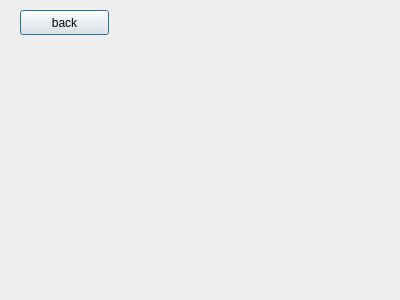
Old version of the form src/windows/uis/ResultsDialog.ui in the repository ZulusK/orchestrix.
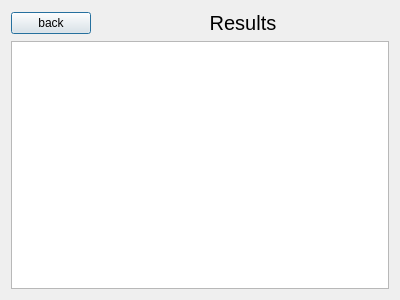
New version of the form.

The edit to the form file:
```diff
--- a/src/windows/uis/ResultsDialog.ui
+++ b/src/windows/uis/ResultsDialog.ui
@@ -13,19 +13,43 @@
   <property name="windowTitle">
    <string>Dialog</string>
   </property>
+  <layout class="QVBoxLayout" name="verticalLayout">
+   <item>
+    <layout class="QGridLayout" name="gridLayout">
+     <item row="0" column="0">
   <widget class="QPushButton" name="backBtn">
-   <property name="geometry">
-    <rect>
-     <x>20</x>
-     <y>10</y>
-     <width>89</width>
-     <height>25</height>
-    </rect>
+       <property name="sizePolicy">
+        <sizepolicy hsizetype="Fixed" vsizetype="Fixed">
+         <horstretch>0</horstretch>
+         <verstretch>0</verstretch>
+        </sizepolicy>
    </property>
    <property name="text">
     <string>back</string>
    </property>
   </widget>
+     </item>
+     <item row="0" column="1">
+      <widget class="QLabel" name="label">
+       <property name="font">
+        <font>
+         <pointsize>15</pointsize>
+        </font>
+       </property>
+       <property name="text">
+        <string>Results</string>
+       </property>
+       <property name="alignment">
+        <set>Qt::AlignCenter</set>
+       </property>
+      </widget>
+     </item>
+     <item row="1" column="0" colspan="2">
+      <widget class="QTableWidget" name="tableView"/>
+     </item>
+    </layout>
+   </item>
+  </layout>
  </widget>
  <resources/>
  <connections>
```
Lines whose indentation alone changed are shown as unchanged.
